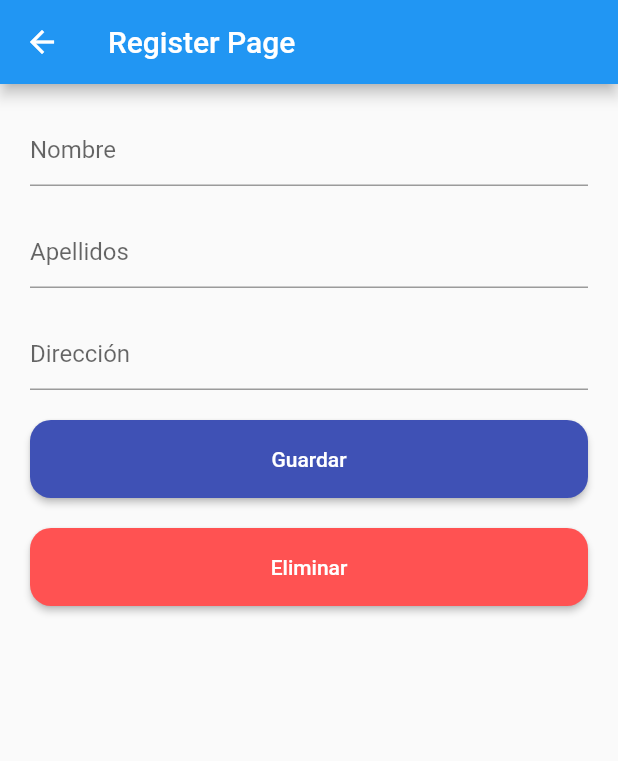
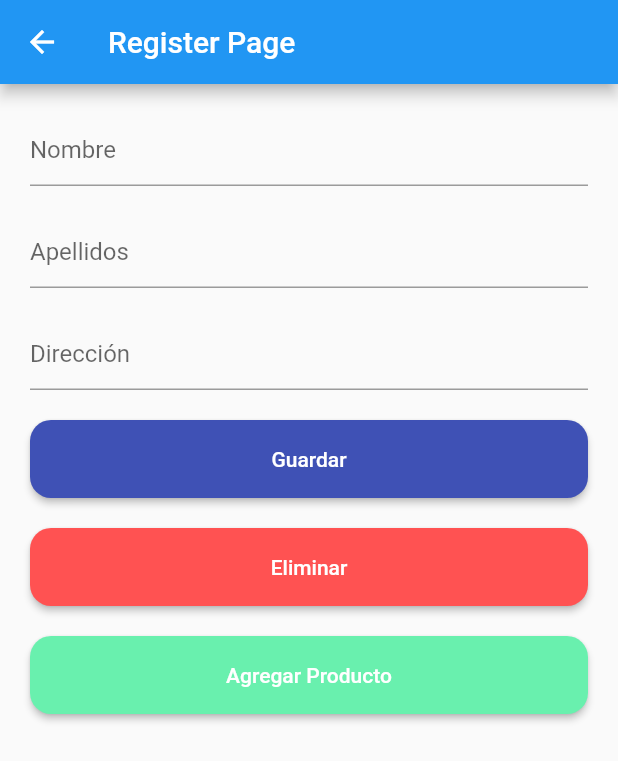
Before and after one commit to ehbarrionuevo/flutter_codigo_state, a Flutter app: the screen it shows after launch, after a tap on the "add" icon, on a phone screen of 412 x 824 dp. Shown: the top 761 px of the screen. Run offline on Flutter 3.47's test engine with Material 2 defaults, Android fonts, the phone set to English and light mode, and no system bars.

```diff
--- a/lib/main.dart
+++ b/lib/main.dart
@@ -1,6 +1,9 @@
 
 import 'package:flutter/material.dart';
 import 'package:flutter_codigo_state/pages/home_page.dart';
+import 'package:flutter_codigo_state/providers/counter_provider.dart';
+import 'package:flutter_codigo_state/providers/person_provider.dart';
+import 'package:provider/provider.dart';
 
 void main(){
   runApp(MyApp());
@@ -11,10 +14,16 @@ class MyApp extends StatelessWidget {
 
   @override
   Widget build(BuildContext context) {
-    return MaterialApp(
-      title: "StateApp Provider www",
-      debugShowCheckedModeBanner: false,
-      home: HomePage(),
+    return MultiProvider(
+      providers: [
+        ChangeNotifierProvider(create: (BuildContext context) => CounterProvider()),
+        ChangeNotifierProvider(create: (BuildContext context) => PersonProvider()),
+      ],
+      child: MaterialApp(
+        title: "StateApp Provider www",
+        debugShowCheckedModeBanner: false,
+        home: HomePage(),
+      ),
     );
   }
 }
--- a/lib/models/person_model.dart
+++ b/lib/models/person_model.dart
@@ -1,9 +1,9 @@
-class Person {
+class PersonModel {
   String name;
   String lastName;
   String address;
 
-  Person({
+  PersonModel({
     required this.name,
     required this.lastName,
     required this.address,
--- a/lib/pages/home_page.dart
+++ b/lib/pages/home_page.dart
@@ -1,11 +1,22 @@
+import 'dart:developer';
+
 import 'package:flutter/material.dart';
+import 'package:flutter_codigo_state/pages/home2_page.dart';
 import 'package:flutter_codigo_state/pages/register_page.dart';
+import 'package:flutter_codigo_state/providers/counter_provider.dart';
+import 'package:flutter_codigo_state/providers/person_provider.dart';
+import 'package:provider/provider.dart';
 
 class HomePage extends StatelessWidget {
   const HomePage({Key? key}) : super(key: key);
 
   @override
   Widget build(BuildContext context) {
+    // CounterProvider _counterProvider = Provider.of<CounterProvider>(context);
+    PersonProvider _personProvider = Provider.of<PersonProvider>(context);
+
+    print(_personProvider.products);
+
     return Scaffold(
       floatingActionButton: FloatingActionButton(
         onPressed: () {
@@ -18,13 +29,17 @@ class HomePage extends StatelessWidget {
       ),
       appBar: AppBar(
         title: Text("Home Page"),
+        actions: [
+          // Text(_counterProvider.counter.toString()),
+        ],
       ),
       body: Center(
-        child: Column(
+        child: _personProvider.checkPerson
+            ? Column(
                 mainAxisAlignment: MainAxisAlignment.center,
                 children: [
                   Text(
-              "Nombres: Dario Manuel",
+                    "Nombres: ${_personProvider.personData!.name}",
                     style: TextStyle(
                       fontSize: 16.0,
                     ),
@@ -33,7 +48,7 @@ class HomePage extends StatelessWidget {
                     height: 12.0,
                   ),
                   Text(
-              "Apellidos: Arias Montes",
+                    "Apellidos: ${_personProvider.personData!.lastName}",
                     style: TextStyle(
                       fontSize: 16.0,
                     ),
@@ -42,13 +57,20 @@ class HomePage extends StatelessWidget {
                     height: 12.0,
                   ),
                   Text(
-              "Dirección: Av. Lima 213123",
+                    "Dirección: ${_personProvider.personData!.address}",
                     style: TextStyle(
                       fontSize: 16.0,
                     ),
                   ),
+                  ElevatedButton(
+                    onPressed: () {
+                      Navigator.push(context, MaterialPageRoute(builder: (context)=> Home2Page()));
+                    },
+                    child: Text("Home 2"),
+                  ),
                 ],
-        ),
+              )
+            : const Text("Aún no hay nadie registrado."),
       ),
     );
   }
--- a/lib/pages/register_page.dart
+++ b/lib/pages/register_page.dart
@@ -1,4 +1,9 @@
 import 'package:flutter/material.dart';
+import 'package:flutter_codigo_state/models/person_model.dart';
+import 'package:flutter_codigo_state/providers/person_provider.dart';
+import 'package:provider/provider.dart';
+
+import '../providers/counter_provider.dart';
 
 class RegisterPage extends StatelessWidget {
   final TextEditingController nameController = TextEditingController();
@@ -7,9 +12,13 @@ class RegisterPage extends StatelessWidget {
 
   @override
   Widget build(BuildContext context) {
+    // CounterProvider _counterProvider = Provider.of<CounterProvider>(context);
+    PersonProvider _personProvider = Provider.of<PersonProvider>(context);
+
     return Scaffold(
       appBar: AppBar(
         title: Text("Register Page"),
+        actions: [],
       ),
       body: SingleChildScrollView(
         child: Padding(
@@ -47,7 +56,16 @@ class RegisterPage extends StatelessWidget {
                 width: double.infinity,
                 height: 52.0,
                 child: ElevatedButton(
-                  onPressed: () {},
+                  onPressed: () {
+
+                    PersonModel person = PersonModel(
+                      name: nameController.text,
+                      lastName: lastNameController.text,
+                      address: addressController.text,
+                    );
+
+                    _personProvider.addNewPerson(person);
+                  },
                   style: ElevatedButton.styleFrom(
                     shape: RoundedRectangleBorder(
                       borderRadius: BorderRadius.circular(14.0),
@@ -66,7 +84,9 @@ class RegisterPage extends StatelessWidget {
                 width: double.infinity,
                 height: 52.0,
                 child: ElevatedButton(
-                  onPressed: () {},
+                  onPressed: () {
+                    _personProvider.deletePerson();
+                  },
                   style: ElevatedButton.styleFrom(
                     shape: RoundedRectangleBorder(
                       borderRadius: BorderRadius.circular(14.0),
@@ -78,6 +98,27 @@ class RegisterPage extends StatelessWidget {
                   ),
                 ),
               ),
+              SizedBox(
+                height: 20,
+              ),
+              SizedBox(
+                width: double.infinity,
+                height: 52.0,
+                child: ElevatedButton(
+                  onPressed: () {
+                    _personProvider.addProduct("Item 1");
+                  },
+                  style: ElevatedButton.styleFrom(
+                    shape: RoundedRectangleBorder(
+                      borderRadius: BorderRadius.circular(14.0),
+                    ),
+                    primary: Colors.greenAccent,
+                  ),
+                  child: Text(
+                    "Agregar Producto",
+                  ),
+                ),
+              ),
             ],
           ),
         ),
--- /dev/null
+++ b/lib/providers/counter_provider.dart
@@ -0,0 +1,16 @@
+
+
+import 'package:flutter/material.dart';
+
+class CounterProvider extends ChangeNotifier{
+
+  int _counter = 100;
+
+  get counter => _counter;
+
+  addCounter(){
+    _counter++;
+    notifyListeners();
+  }
+
+}
--- /dev/null
+++ b/lib/providers/person_provider.dart
@@ -0,0 +1,31 @@
+
+import 'package:flutter/material.dart';
+import 'package:flutter_codigo_state/models/person_model.dart';
+
+class PersonProvider extends ChangeNotifier{
+
+  List<String> products = [];
+  PersonModel? _personModel;
+
+  bool get checkPerson => _personModel != null;
+
+  PersonModel? get personData => _personModel;
+
+  //Método para agregar un PersonModel
+  addNewPerson(PersonModel model){
+    _personModel = model;
+    notifyListeners();
+  }
+
+  deletePerson(){
+    _personModel = null;
+    notifyListeners();
+  }
+
+  addProduct(String product){
+    products.add(product);
+    notifyListeners();
+  }
+
+
+}
--- a/pubspec.yaml
+++ b/pubspec.yaml
@@ -34,6 +34,7 @@ dependencies:
   # The following adds the Cupertino Icons font to your application.
   # Use with the CupertinoIcons class for iOS style icons.
   cupertino_icons: ^1.0.2
+  provider: ^6.0.3
 
 dev_dependencies:
   flutter_test:
```
Also changed, not shown: lib/pages/home2_page.dart (added, +22 -0 lines), pubspec.lock. Lines whose indentation alone changed are shown as unchanged.
